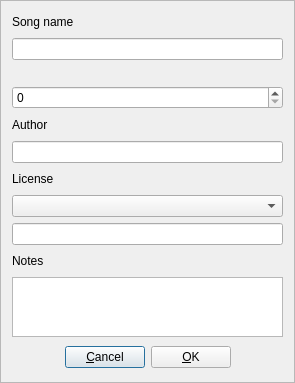
This is src/gui/src/SongPropertiesDialog_UI.ui in hydrogen-music/hydrogen as Qt 5 draws it before an edit. The edited form follows.
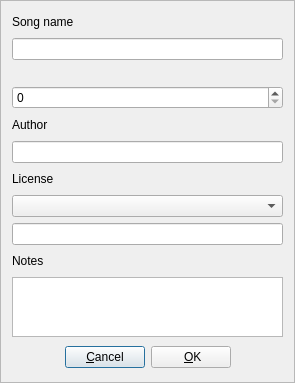
This is the edited form. Custom widgets are drawn as their Qt base class.

Commit message:
SongPropertiesDialog: set song version
implements MADR 0002

Patch:
```diff
--- a/src/gui/src/SongPropertiesDialog_UI.ui
+++ b/src/gui/src/SongPropertiesDialog_UI.ui
@@ -158,7 +158,7 @@
            <item>
             <widget class="Button" name="okBtn">
              <property name="text">
-              <string>&amp;OK</string>
+              <string> &amp;OK</string>
              </property>
              <property name="shortcut">
               <string>Alt+O</string>
```
The commit also changes 1 other file.
